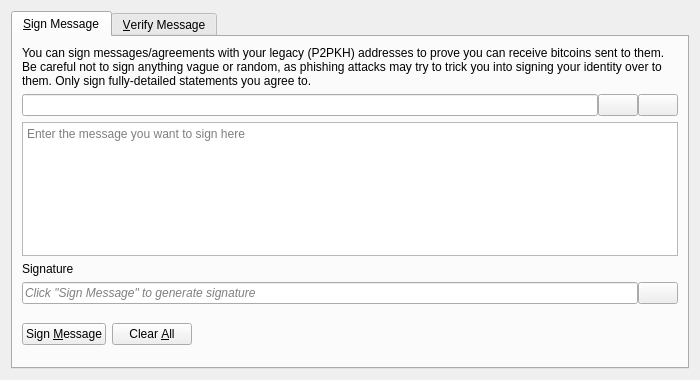
This is src/qt/forms/signverifymessagedialog.ui in LuganoPlanB/bitcoin-roots as Qt 5 draws it before an edit. The edited form follows.
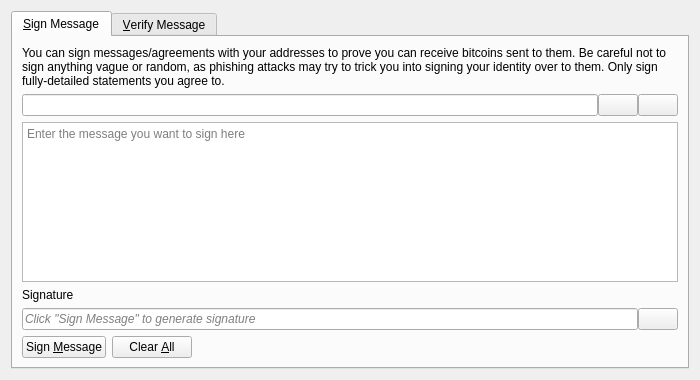
This is the edited form. Icons and pictures are not drawn. Custom widgets are drawn as their Qt base class.

The edit to the form file:
```diff
--- a/src/qt/forms/signverifymessagedialog.ui
+++ b/src/qt/forms/signverifymessagedialog.ui
@@ -10,6 +10,12 @@
     <height>380</height>
    </rect>
   </property>
+  <property name="minimumSize">
+   <size>
+    <width>700</width>
+    <height>380</height>
+   </size>
+  </property>
   <property name="windowTitle">
    <string>Signatures - Sign / Verify a Message</string>
   </property>
@@ -30,7 +36,7 @@
        <item>
         <widget class="QLabel" name="infoLabel_SM">
          <property name="text">
-          <string>You can sign messages/agreements with your legacy (P2PKH) addresses to prove you can receive bitcoins sent to them. Be careful not to sign anything vague or random, as phishing attacks may try to trick you into signing your identity over to them. Only sign fully-detailed statements you agree to.</string>
+          <string>You can sign messages/agreements with your addresses to prove you can receive bitcoins sent to them. Be careful not to sign anything vague or random, as phishing attacks may try to trick you into signing your identity over to them. Only sign fully-detailed statements you agree to.</string>
          </property>
          <property name="textFormat">
           <enum>Qt::PlainText</enum>
@@ -194,16 +200,25 @@
            <property name="orientation">
             <enum>Qt::Horizontal</enum>
            </property>
+           <property name="sizeType">
+            <enum>QSizePolicy::Expanding</enum>
+           </property>
            <property name="sizeHint" stdset="0">
             <size>
              <width>40</width>
-             <height>48</height>
+             <height>20</height>
             </size>
            </property>
           </spacer>
          </item>
          <item>
           <widget class="QLabel" name="statusLabel_SM">
+           <property name="sizePolicy">
+            <sizepolicy hsizetype="Expanding" vsizetype="Preferred">
+             <horstretch>1</horstretch>
+             <verstretch>0</verstretch>
+            </sizepolicy>
+           </property>
            <property name="font">
             <font>
              <weight>75</weight>
@@ -223,10 +238,13 @@
            <property name="orientation">
             <enum>Qt::Horizontal</enum>
            </property>
+           <property name="sizeType">
+            <enum>QSizePolicy::Expanding</enum>
+           </property>
            <property name="sizeHint" stdset="0">
             <size>
              <width>40</width>
-             <height>48</height>
+             <height>20</height>
             </size>
            </property>
           </spacer>
```
Left out of the diff: 16 changed lines with no effect on the pictures.
